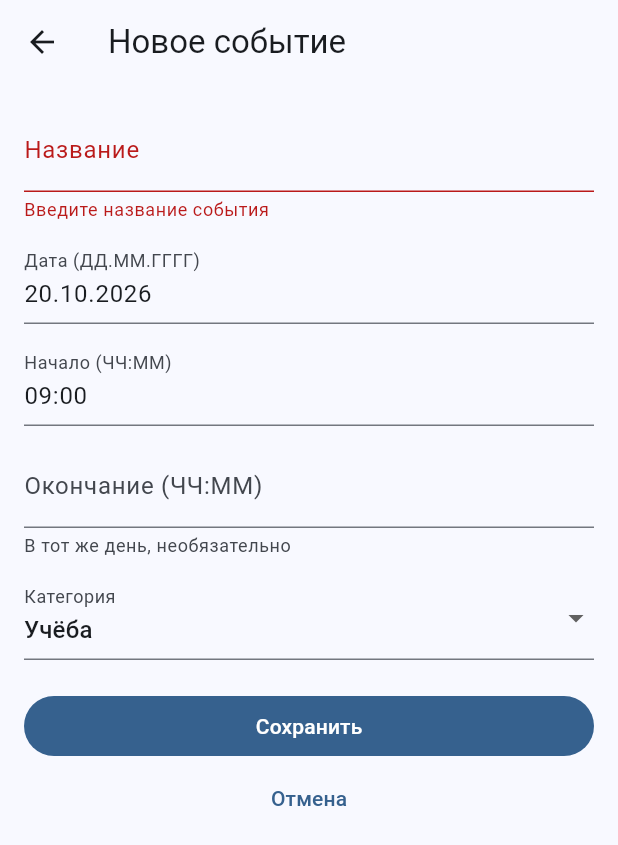
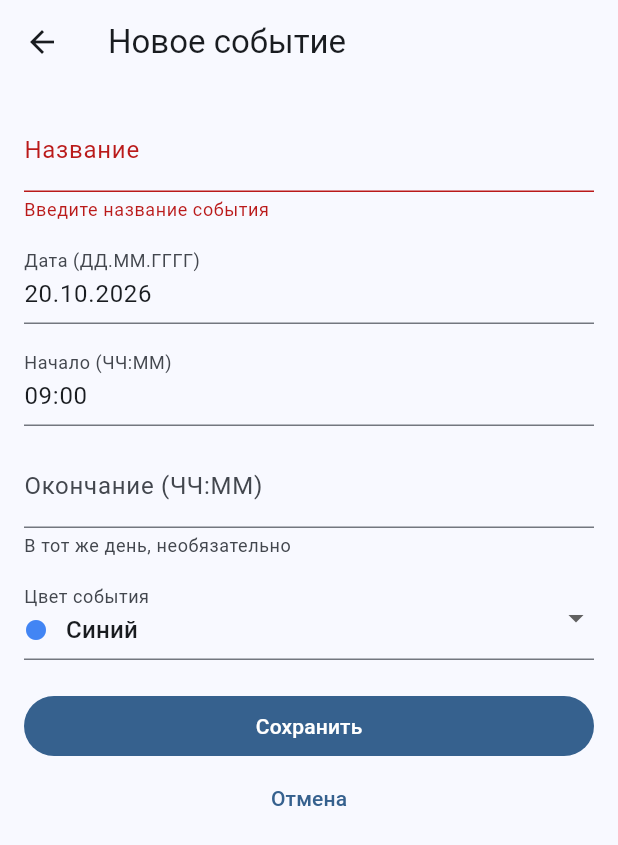
Before and after one commit to MaximaRasskazov/mobile-dev-lab-04-calendar, a Flutter app: the EventFormPage screen opened directly with empty values, after a tap on "Сохранить", on a phone screen of 412 x 824 dp. Shown: the top 845 px of the screen. Run offline on Flutter 3.47's test engine with Material 3 defaults, Android fonts, the phone set to English and light mode, and no system bars; our stand-ins replace shared_preferences; accounts and stored records are empty.

Commit message:
Add time formatting and color selection

```diff
--- a/lib/pages/event_form_page.dart
+++ b/lib/pages/event_form_page.dart
@@ -1,7 +1,10 @@
 import 'package:flutter/material.dart';
+import 'package:flutter/services.dart';
 
 import '../calendar_dates.dart';
+import '../event_colors.dart';
 import '../models/calendar_event.dart';
+import '../time_input_formatter.dart';
 
 class EventFormPage extends StatefulWidget {
   final DateTime selectedDate;
@@ -21,7 +24,12 @@ class _EventFormPageState extends State<EventFormPage> {
   final dateController = TextEditingController();
   final startController = TextEditingController(text: '09:00');
   final endController = TextEditingController();
-  String category = 'Учёба';
+  String colorName = 'Синий';
+  final timeFormatters = [
+    FilteringTextInputFormatter.allow(RegExp(r'[0-9:]')),
+    LengthLimitingTextInputFormatter(5),
+    TextInputFormatter.withFunction(formatTimeInput),
+  ];
 
   @override
   void initState() {
@@ -29,7 +37,7 @@ class _EventFormPageState extends State<EventFormPage> {
     dateController.text = formatDate(widget.selectedDate);
     final event = widget.event;
     if (event != null) {
-      category = event.category;
+      colorName = event.colorName;
       titleController.text = event.title;
       dateController.text = formatDate(event.start);
       startController.text = formatTime(event.start);
@@ -83,7 +91,7 @@ class _EventFormPageState extends State<EventFormPage> {
       title: titleController.text.trim(),
       start: start,
       end: end,
-      category: category,
+      colorName: colorName,
     );
     Navigator.pop(context, result);
   }
@@ -131,6 +139,7 @@ class _EventFormPageState extends State<EventFormPage> {
                 const SizedBox(height: 12),
                 TextFormField(
                   controller: startController,
+                  inputFormatters: timeFormatters,
                   decoration: const InputDecoration(
                     labelText: 'Начало (ЧЧ:ММ)',
                   ),
@@ -145,6 +154,7 @@ class _EventFormPageState extends State<EventFormPage> {
                 const SizedBox(height: 12),
                 TextFormField(
                   controller: endController,
+                  inputFormatters: timeFormatters,
                   decoration: const InputDecoration(
                     labelText: 'Окончание (ЧЧ:ММ)',
                     helperText: 'В тот же день, необязательно',
@@ -167,18 +177,30 @@ class _EventFormPageState extends State<EventFormPage> {
                 ),
                 const SizedBox(height: 12),
                 DropdownButtonFormField<String>(
-                  initialValue: category,
+                  initialValue: colorName,
                   isExpanded: true,
-                  decoration: const InputDecoration(labelText: 'Категория'),
-                  items: const [
-                    DropdownMenuItem(value: 'Учёба', child: Text('Учёба')),
-                    DropdownMenuItem(value: 'Работа', child: Text('Работа')),
-                    DropdownMenuItem(value: 'Личное', child: Text('Личное')),
+                  decoration: const InputDecoration(labelText: 'Цвет события'),
+                  items: [
+                    for (final name in eventColors.keys)
+                      DropdownMenuItem(
+                        value: name,
+                        child: Row(
+                          children: [
+                            Icon(
+                              Icons.circle,
+                              color: eventColors[name],
+                              size: 16,
+                            ),
+                            const SizedBox(width: 12),
+                            Text(name),
+                          ],
+                        ),
+                      ),
                   ],
                   onChanged: (value) {
                     if (value != null) {
                       setState(() {
-                        category = value;
+                        colorName = value;
                       });
                     }
                   },
```
